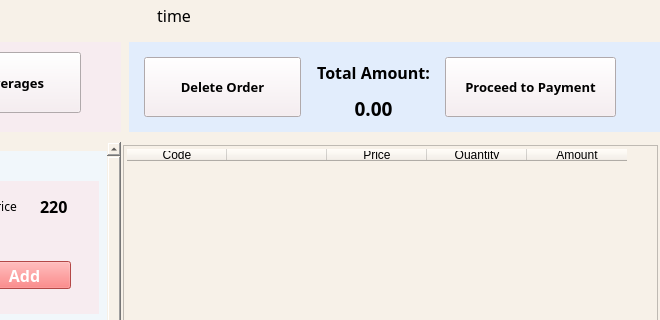
The window that AddOrder.ui (sjyana/Restaurant-Billing-System_Python) describes before a commit, drawn with Qt 5; both pictures show x 510 to 1170 and y 128 to 448 of the 1170 by 826 pixel window.
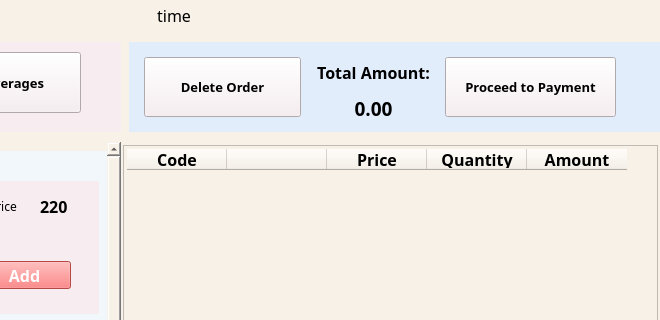
The same window after the commit. Icons and pictures are not drawn.

The edit to the form file:
```diff
--- a/AddOrder.ui
+++ b/AddOrder.ui
@@ -4016,6 +4016,12 @@
      <height>501</height>
     </rect>
    </property>
+   <property name="font">
+    <font>
+     <family>Corbel</family>
+     <pointsize>11</pointsize>
+    </font>
+   </property>
    <property name="autoFillBackground">
     <bool>false</bool>
    </property>
@@ -4026,6 +4032,14 @@
     <property name="text">
      <string>Code</string>
     </property>
+    <property name="font">
+     <font>
+      <family>Corbel</family>
+      <pointsize>12</pointsize>
+      <weight>75</weight>
+      <bold>true</bold>
+     </font>
+    </property>
    </column>
    <column>
     <property name="text">
@@ -4036,16 +4050,40 @@
     <property name="text">
      <string>Price</string>
     </property>
+    <property name="font">
+     <font>
+      <family>Corbel</family>
+      <pointsize>12</pointsize>
+      <weight>75</weight>
+      <bold>true</bold>
+     </font>
+    </property>
    </column>
    <column>
     <property name="text">
      <string>Quantity</string>
     </property>
+    <property name="font">
+     <font>
+      <family>Corbel</family>
+      <pointsize>12</pointsize>
+      <weight>75</weight>
+      <bold>true</bold>
+     </font>
+    </property>
    </column>
    <column>
     <property name="text">
      <string>Amount</string>
     </property>
+    <property name="font">
+     <font>
+      <family>Corbel</family>
+      <pointsize>12</pointsize>
+      <weight>75</weight>
+      <bold>true</bold>
+     </font>
+    </property>
    </column>
   </widget>
  </widget>
```
Left out of the diff: 6 changed lines with no effect on the pictures.
